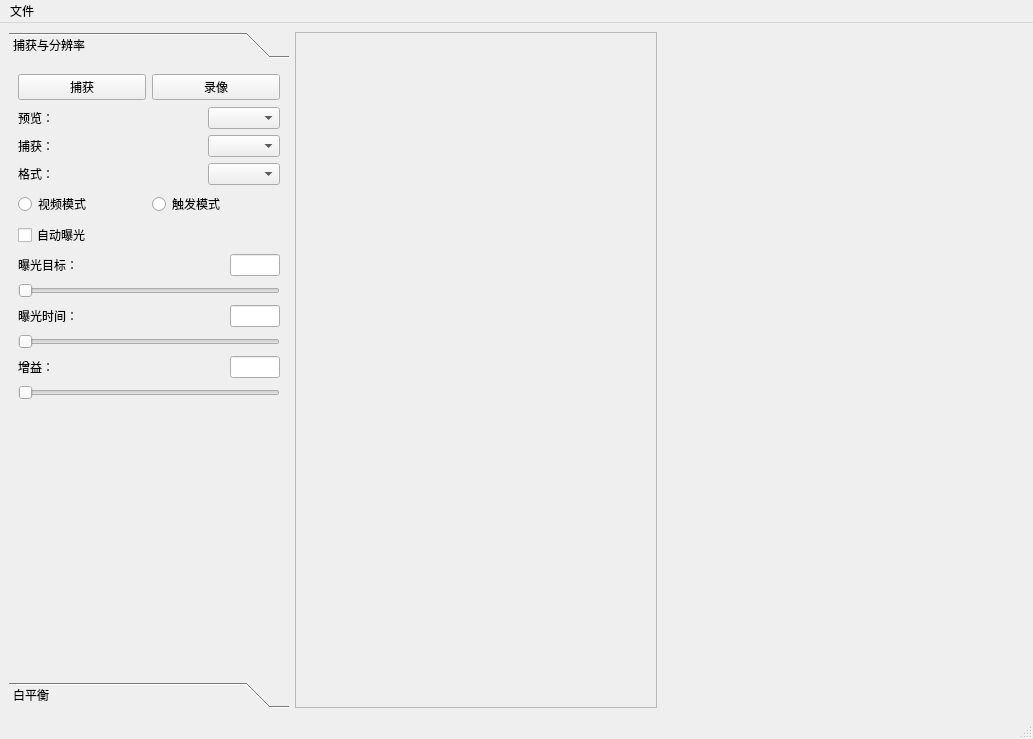
Above: mainwindow.ui from WenHao-L/ControlView before the change. Below: the same form after it.
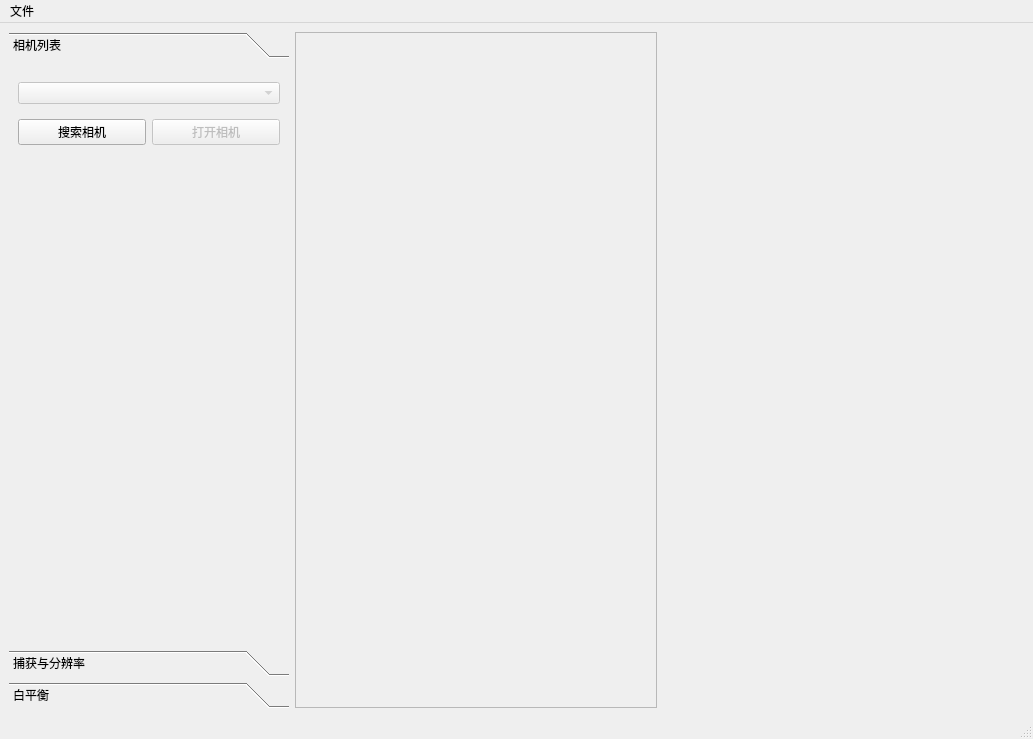
That is the form after the change.

Commit message: 添加相机搜索功能

The edit to the form file:
```diff
--- a/mainwindow.ui
+++ b/mainwindow.ui
@@ -68,25 +68,89 @@
       <property name="currentIndex">
        <number>0</number>
       </property>
+      <widget class="QWidget" name="cameraPage">
+       <property name="geometry">
+        <rect>
+         <x>0</x>
+         <y>0</y>
+         <width>280</width>
+         <height>100</height>
+        </rect>
+       </property>
+       <property name="minimumSize">
+        <size>
+         <width>0</width>
+         <height>100</height>
+        </size>
+       </property>
+       <property name="maximumSize">
+        <size>
+         <width>16777215</width>
+         <height>100</height>
+        </size>
+       </property>
+       <attribute name="label">
+        <string>相机列表</string>
+       </attribute>
+       <layout class="QVBoxLayout" name="verticalLayout_3">
+        <item>
+         <widget class="QComboBox" name="cameraComboBox">
+          <property name="enabled">
+           <bool>false</bool>
+          </property>
+         </widget>
+        </item>
+        <item>
+         <layout class="QHBoxLayout" name="cameraLayout">
+          <item>
+           <widget class="QPushButton" name="searchCameraButton">
+            <property name="text">
+             <string>搜索相机</string>
+            </property>
+            <property name="checkable">
+             <bool>false</bool>
+            </property>
+            <property name="autoExclusive">
+             <bool>false</bool>
+            </property>
+           </widget>
+          </item>
+          <item>
+           <widget class="QPushButton" name="cameraButton">
+            <property name="enabled">
+             <bool>false</bool>
+            </property>
+            <property name="text">
+             <string>打开相机</string>
+            </property>
+            <property name="autoExclusive">
+             <bool>false</bool>
+            </property>
+           </widget>
+          </item>
+         </layout>
+        </item>
+       </layout>
+      </widget>
       <widget class="QWidget" name="capturePage">
        <property name="geometry">
         <rect>
          <x>0</x>
          <y>0</y>
          <width>280</width>
-         <height>350</height>
+         <height>400</height>
         </rect>
        </property>
        <property name="minimumSize">
         <size>
          <width>280</width>
-         <height>350</height>
+         <height>400</height>
         </size>
        </property>
        <property name="maximumSize">
         <size>
          <width>280</width>
-         <height>350</height>
+         <height>400</height>
         </size>
        </property>
        <attribute name="label">
@@ -191,6 +255,9 @@
             <property name="text">
              <string>视频模式</string>
             </property>
+            <property name="checked">
+             <bool>true</bool>
+            </property>
            </widget>
           </item>
           <item>
```
Left out of the diff: 8 changed lines with no effect on the pictures. The commit also changes 4 other files.
